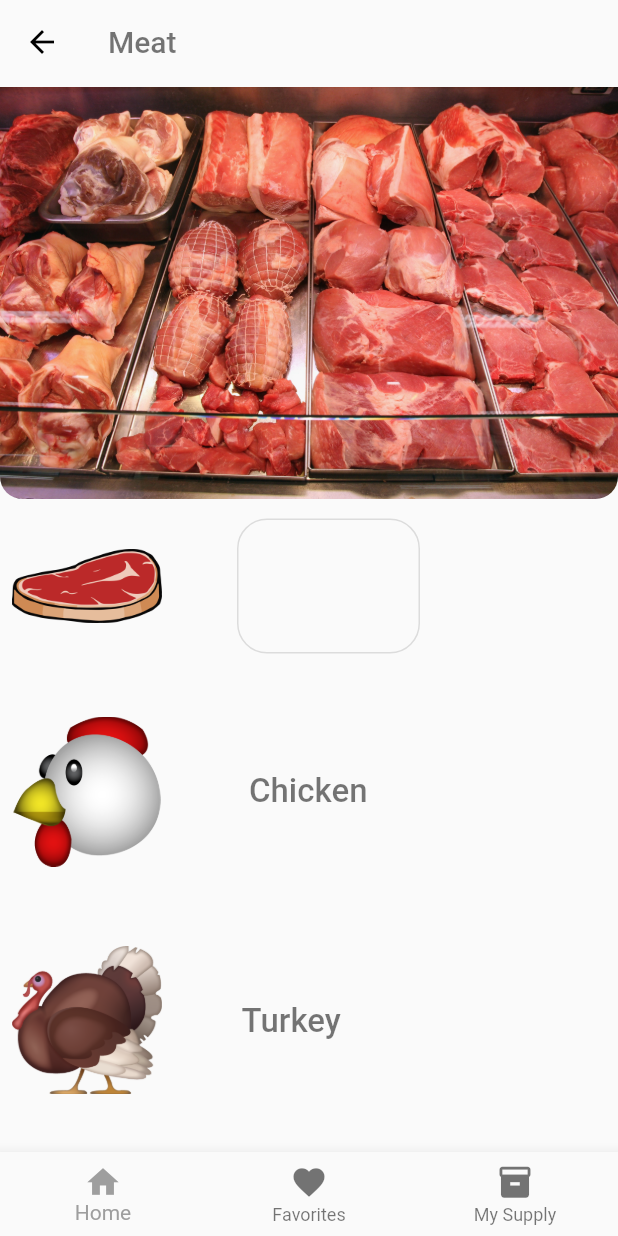
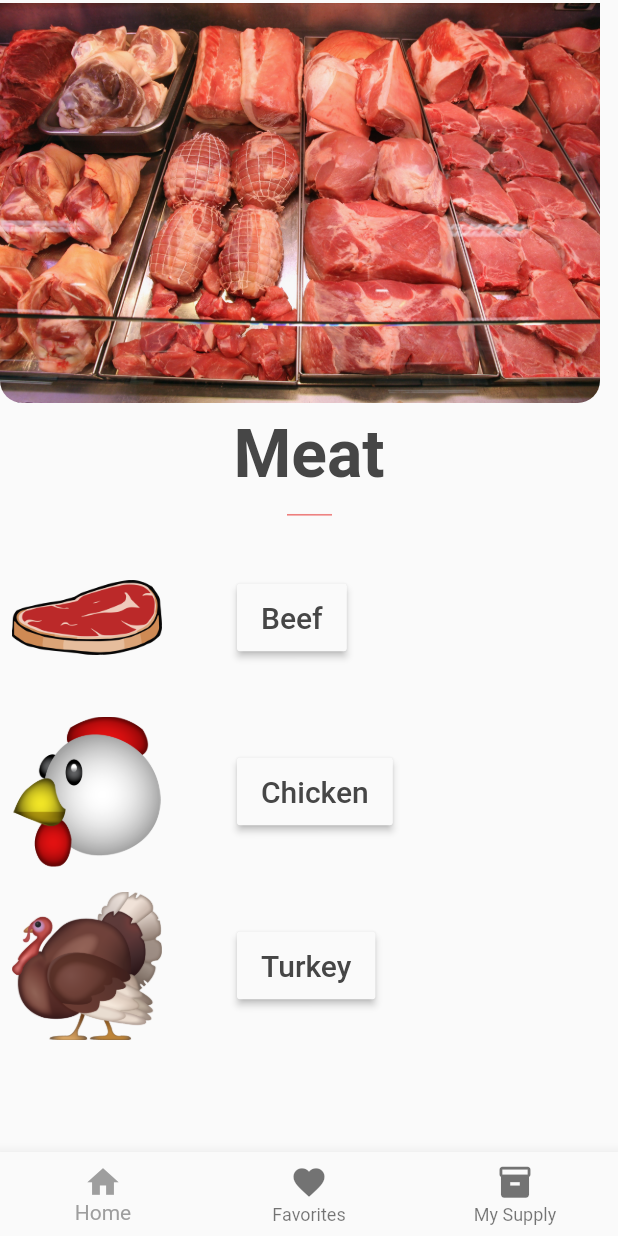
Before and after one commit to malimalik/Expirey, a Flutter app: the screen it shows after launch, after a tap on "Meat", on a phone screen of 412 x 824 dp. Run offline on Flutter 3.47's test engine with Material 2 defaults, Android fonts, the phone set to English and light mode, and no system bars; Roboto replaces fonts that are missing (RobotoSlab).

Commit message:
Added buttons for the meat section

```diff
--- a/lib/Categories/meat.dart
+++ b/lib/Categories/meat.dart
@@ -10,7 +10,7 @@
   Widget build(BuildContext context) {
     return Scaffold(
       bottomNavigationBar: HomeWidget(),
-      appBar: AppBar(
+      /* appBar: AppBar(
         title: Text(
           'Meat',
           style: TextStyle(color: Colors.black54, fontFamily: 'Roboto'),
@@ -20,7 +20,7 @@
         elevation: 0.00,
         bottomOpacity: 0.0,
         shadowColor: Colors.white,
-      ),
+      ), */
      extendBody: true,
       body: ListView(scrollDirection: Axis.vertical, children: [
         Column(
@@ -33,9 +33,33 @@
                 borderRadius: BorderRadius.only(
                     bottomLeft: Radius.circular(15),
                     bottomRight: Radius.circular(15)),
-                child: Image.asset(
+                child: Image(
+                  image: AssetImage(
                       'Assets/191004-red-meat-grocery-store-2007-ac-919p_514940e7fa4de1fedf43f727b77312e3.jpg'),
+                  width: 400,
                 ),
+              ),
+            ),
+            Align(
+              child: Padding(
+                padding: const EdgeInsets.only(top: 8),
+                child: Text(
+                  'Meat',
+                  style: TextStyle(
+                      fontWeight: FontWeight.bold,
+                      color: Color.fromRGBO(70, 70, 70, 1),
+                      fontSize: 44),
+                ),
+              ),
+              alignment: Alignment.center,
+            ),
+            Align(
+              child: new Image(
+                image: AssetImage('Assets/red-line-png-0.png'),
+                width: 30,
+                height: 25,
+              ),
+              alignment: Alignment.center,
             ),
             Column(
               crossAxisAlignment: CrossAxisAlignment.end,
@@ -56,25 +80,21 @@
                             height: 100,
                           ),
                         ),
-                        Align(
-                          alignment: Alignment.centerRight,
-                          child: new OutlineButton(
-                            color: Colors.purple,
-                            shape: new RoundedRectangleBorder(
-                                borderRadius: new BorderRadius.circular(20.0)),
-                            onPressed: null,
-                            onLongPress: null,
-                            child: Container(
-                              height: 50,
-                              width: 50,
-                              margin: EdgeInsets.all(20),
-                              padding: EdgeInsets.all(50),
-                              child: Text('Beef',
+                        ButtonTheme(
+                          minWidth: 60,
+                          height: 45,
+                          buttonColor: Colors.grey[50],
+                          child: RaisedButton(
+                            onPressed: () {},
+                            onLongPress: () {},
+                            child: Text(
+                              'Beef',
                               style: TextStyle(
-                                      color: Colors.black54, fontSize: 22)),
+                                  color: Color.fromRGBO(70, 70, 70, 1),
+                                  fontSize: 20),
                             ),
                           ),
-                        )
+                        ),
                       ],
                     ),
                   ),
@@ -85,54 +105,66 @@
                     borderRadius: BorderRadius.all(Radius.circular(20)),
                     child: Row(
                       children: [
-                        Image(
-                            alignment: Alignment.topCenter,
+                        Container(
+                          padding: EdgeInsets.only(right: 50),
+                          child: Image(
                             image: AssetImage(
                                 'Assets/chicken_emoji_icon_png_1024x1024.png'),
                             width: 100,
-                            height: 100),
-                        TextButton(
-                          onPressed: null,
-                          onLongPress: null,
-                          child: Container(
-                            color: Colors.transparent,
-                            margin: EdgeInsets.all(30),
-                            padding: EdgeInsets.all(20),
-                            child: Text('Chicken',
+                            height: 100,
+                          ),
+                        ),
+                        ButtonTheme(
+                          minWidth: 60,
+                          height: 45,
+                          buttonColor: Colors.grey[50],
+                          child: RaisedButton(
+                            onPressed: () {},
+                            onLongPress: () {},
+                            child: Text(
+                              'Chicken',
                               style: TextStyle(
-                                    color: Colors.black54, fontSize: 22)),
+                                  color: Color.fromRGBO(70, 70, 70, 1),
+                                  fontSize: 20),
                             ),
-                        )
+                          ),
+                        ),
                       ],
                     ),
                   ),
                 ),
                 Padding(
                   padding: const EdgeInsets.all(8.0),
+                  child: ClipRRect(
+                    borderRadius: BorderRadius.all(Radius.circular(20)),
                     child: Row(
                       children: [
-                      ClipRRect(
-                        borderRadius: BorderRadius.all(Radius.circular(20)),
+                        Container(
+                          padding: EdgeInsets.only(right: 50),
                           child: Image(
-                            alignment: Alignment.topCenter,
                             image: AssetImage(
                                 'Assets/Turkey_Iphone_Emoji_JPG_1024x1024.png'),
                             width: 100,
-                            height: 100),
+                            height: 100,
                           ),
-                      TextButton(
-                        onPressed: null,
-                        onLongPress: null,
-                        child: Container(
-                          color: Colors.transparent,
-                          margin: EdgeInsets.all(30),
-                          padding: EdgeInsets.all(15),
-                          child: Text('Turkey',
+                        ),
+                        ButtonTheme(
+                          minWidth: 60,
+                          height: 45,
+                          buttonColor: Colors.grey[50],
+                          child: RaisedButton(
+                            onPressed: () {},
+                            onLongPress: () {},
+                            child: Text(
+                              'Turkey',
                               style: TextStyle(
-                                  color: Colors.black54, fontSize: 22)),
+                                  color: Color.fromRGBO(70, 70, 70, 1),
+                                  fontSize: 20),
                             ),
-                      )
+                          ),
+                        ),
                       ],
+                    ),
                   ),
                 ),
               ],
--- a/lib/homePage.dart
+++ b/lib/homePage.dart
@@ -7,33 +7,19 @@
 import 'package:Expirey/Categories/meat.dart';
 import 'package:flutter/material.dart';
 import './Categories/dairy.dart';
+import './Categories/drinks.dart';
 
 class HomePage extends StatefulWidget {
   @override
   HomePageState createState() => HomePageState();
 }
 
-/// Allows to navigate to the Dairy Screen.
+/// Allows to navigate to the different screens.
 ///
-///
-void navigateToDairy(BuildContext context) {
-  Navigator.of(context).push(MaterialPageRoute(builder: (context) => Dairy()));
+/// Takes in the argument context and a StatelessWidget which helps determine which screen to navigate to
+void navigateTo(BuildContext context, StatelessWidget nav) {
+  Navigator.of(context).push(MaterialPageRoute(builder: (context) => nav));
 }
-
-/// Allows to navigate to the meats section
-void navigateToMeat(BuildContext context) {
-  Navigator.of(context).push(MaterialPageRoute(builder: (context) => Meat()));
-}
-/* void navigateToDrinks(BuildContext context) {
-  Navigator.of(context).push(MaterialPageRoute(builder: (context) => Drinks()));
-}
-void navigateToPantry(BuildContext context) {
-  Navigator.of(context).push(MaterialPageRoute(builder: (context) => Pantry()));
-}
-void navigateToF(BuildContext context) {
-  Navigator.of(context).push(MaterialPageRoute(builder: (context) => FruitsAndVegetables()));
-}
- */
 
 class HomePageState extends State<HomePage> {
   @override
@@ -61,7 +47,7 @@
                       shape: RoundedRectangleBorder(
                           borderRadius: BorderRadius.circular(10.00)),
                       onPressed: () {
-                        navigateToDairy(context);
+                        navigateTo(context, Dairy());
                       },
                       child: Container(
                         height: 145,
@@ -94,7 +80,7 @@
                     padding: EdgeInsets.all(2),
                     child: RaisedButton(
                       onPressed: () {
-                        navigateToMeat(context);
+                        navigateTo(context, Meat());
                       },
                       padding: EdgeInsets.all(1),
                       shape: RoundedRectangleBorder(
@@ -134,7 +120,9 @@
                     buttonColor: Colors.green[100],
                     padding: EdgeInsets.all(1),
                     child: RaisedButton(
-                      onPressed: () {},
+                      onPressed: () {
+                        navigateTo(context, Drinks());
+                      },
                       padding: EdgeInsets.all(1),
                       shape: RoundedRectangleBorder(
                           borderRadius: BorderRadius.circular(10.00)),
--- a/pubspec.yaml
+++ b/pubspec.yaml
@@ -63,6 +63,10 @@
       - Assets/1f379.png
       - Assets/12578-cooked-rice.png
       - Assets/red-line-png-0.png
+      - Assets/1f9c8.png
+      - Assets/1f95a.png
+      - Assets/1f95b.png
+
 
 
 
```
Also changed, not shown: lib/Categories/dairy.dart (+57 -53 lines), lib/Categories/drinks.dart (+172 -0 lines), Assets/1f95a.png (added), Assets/1f95b.png (added), Assets/1f9c8.png (added). Lines whose indentation alone changed are shown as unchanged.
